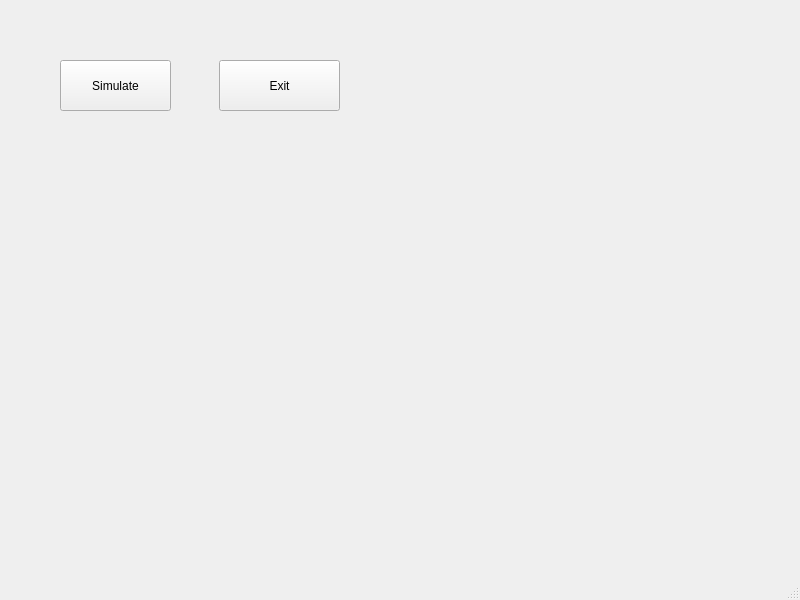
Before: the Qt Designer form MDP_Algo_test/simulation/mainwindow.ui in oongjiexiang/mdp, drawn with Qt 5.
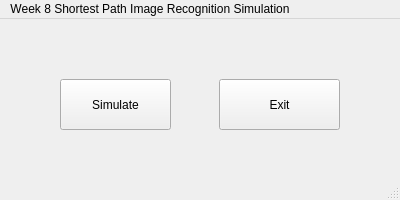
After: the same form once the commit is applied.

```diff
--- a/MDP_Algo_test/simulation/mainwindow.ui
+++ b/MDP_Algo_test/simulation/mainwindow.ui
@@ -6,8 +6,8 @@
    <rect>
     <x>0</x>
     <y>0</y>
-    <width>800</width>
-    <height>600</height>
+    <width>400</width>
+    <height>200</height>
    </rect>
   </property>
   <property name="windowTitle">
@@ -46,10 +46,16 @@
     <rect>
      <x>0</x>
      <y>0</y>
-     <width>800</width>
+     <width>400</width>
      <height>21</height>
     </rect>
    </property>
+   <widget class="QMenu" name="menuWeek_8_Shortest_Path_Image_Recognition_Simulation">
+    <property name="title">
+     <string>Week 8 Shortest Path Image Recognition Simulation</string>
+    </property>
+   </widget>
+   <addaction name="menuWeek_8_Shortest_Path_Image_Recognition_Simulation"/>
   </widget>
   <widget class="QStatusBar" name="statusbar"/>
  </widget>
```
